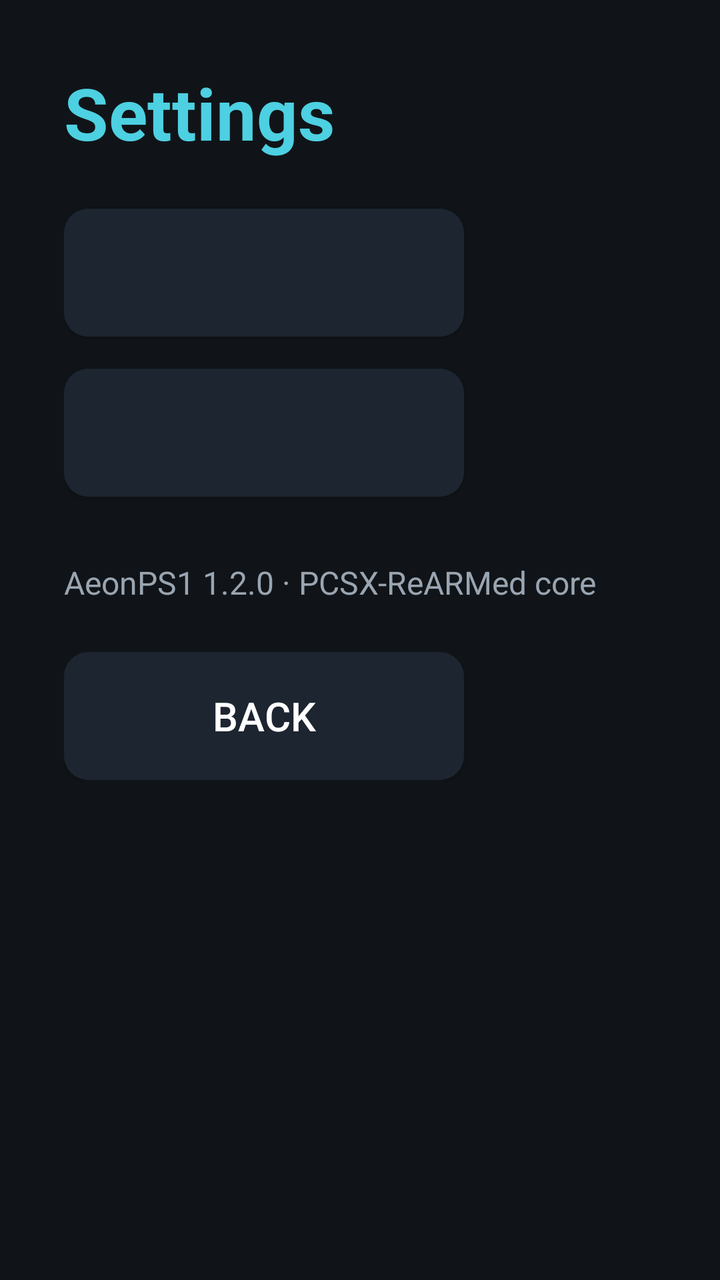
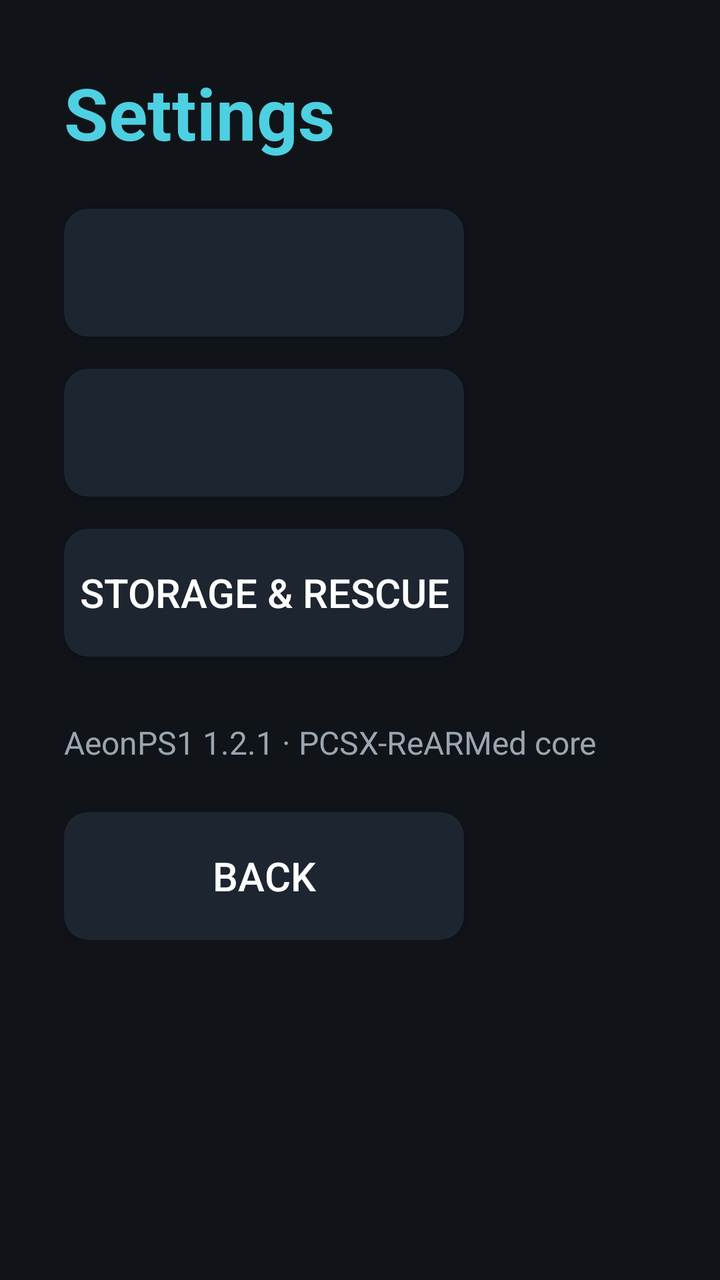

The first picture is an Android layout as it rendered before a commit; the second is the same layout after the commit. The layout source and the unified diff follow.
<!-- AndroidManifest.xml: application theme AeonTheme -->
<!-- res/layout/activity_settings.xml -->
<?xml version="1.0" encoding="utf-8"?>
<ScrollView xmlns:android="http://schemas.android.com/apk/res/android"
    android:layout_width="match_parent"
    android:layout_height="match_parent"
    android:background="@color/bg">

    <LinearLayout
        android:layout_width="match_parent"
        android:layout_height="wrap_content"
        android:orientation="vertical"
        android:padding="32dp">

        <TextView
            android:layout_width="wrap_content"
            android:layout_height="wrap_content"
            android:text="@string/settings"
            android:textSize="36sp"
            android:textStyle="bold"
            android:textColor="@color/accent" />

        <Button
            android:id="@+id/btn_screen"
            style="@style/AeonButton"
            android:layout_marginTop="24dp" />

        <Button
            android:id="@+id/btn_fps"
            style="@style/AeonButton"
            android:layout_marginTop="16dp" />

        <TextView
            android:layout_width="wrap_content"
            android:layout_height="wrap_content"
            android:layout_marginTop="32dp"
            android:text="@string/version_line"
            android:textSize="16sp"
            android:textColor="@color/text_dim" />

        <Button
            android:id="@+id/btn_back"
            style="@style/AeonButton"
            android:layout_marginTop="24dp"
            android:text="@string/back" />
    </LinearLayout>
</ScrollView>
<!-- resources referenced by this layout -->
<resources>
  <color name="accent">#FF4DD0E1</color>
  <color name="bg">#FF101418</color>
  <color name="text_dim">#FF9AA5B1</color>
  <string name="back">Back</string>
  <string name="settings">Settings</string>
  <string name="version_line">AeonPS1 1.2.0 · PCSX-ReARMed core</string>
  <style name="AeonButton" parent="android:Widget.Material.Button">
          <item name="android:layout_width">wrap_content</item>
          <item name="android:layout_height">wrap_content</item>
          <item name="android:minWidth">200dp</item>
          <item name="android:minHeight">64dp</item>
          <item name="android:textSize">20sp</item>
          <item name="android:textColor">@color/text</item>
          <item name="android:background">@drawable/card_bg</item>
          <item name="android:focusable">true</item>
      </style>
  <style name="AeonTheme" parent="android:Theme.Material.NoActionBar">
          <item name="android:windowBackground">@color/bg</item>
          <item name="android:textColor">@color/text</item>
      </style>
  <color name="text">#FFFFFFFF</color>
  <!-- drawable card_bg (drawable) -->
  <?xml version="1.0" encoding="utf-8"?>
  <selector xmlns:android="http://schemas.android.com/apk/res/android">
      <item android:state_focused="true">
          <shape android:shape="rectangle">
              <solid android:color="@color/card_focus" />
              <corners android:radius="12dp" />
              <stroke android:width="3dp" android:color="@color/accent" />
          </shape>
      </item>
      <item>
          <shape android:shape="rectangle">
              <solid android:color="@color/card" />
              <corners android:radius="12dp" />
          </shape>
      </item>
  </selector>
  <color name="card_focus">#FF2E6E8E</color>
  <color name="card">#FF1D2530</color>
</resources>

<!-- the commit's change to res/layout/activity_settings.xml (unified diff, before → after) -->
@@ -28,6 +28,12 @@
             style="@style/AeonButton"
             android:layout_marginTop="16dp" />
 
+        <Button
+            android:id="@+id/btn_storage"
+            style="@style/AeonButton"
+            android:layout_marginTop="16dp"
+            android:text="@string/storage_rescue" />
+
         <TextView
             android:layout_width="wrap_content"
             android:layout_height="wrap_content"
<!-- resource entries referenced after the edit -->
@@ -5,7 +5,8 @@
   <color name="text_dim">#FF9AA5B1</color>
   <string name="back">Back</string>
   <string name="settings">Settings</string>
-  <string name="version_line">AeonPS1 1.2.0 · PCSX-ReARMed core</string>
+  <string name="storage_rescue">Storage &amp; rescue</string>
+  <string name="version_line">AeonPS1 1.2.1 · PCSX-ReARMed core</string>
   <style name="AeonButton" parent="android:Widget.Material.Button">
           <item name="android:layout_width">wrap_content</item>
           <item name="android:layout_height">wrap_content</item>
